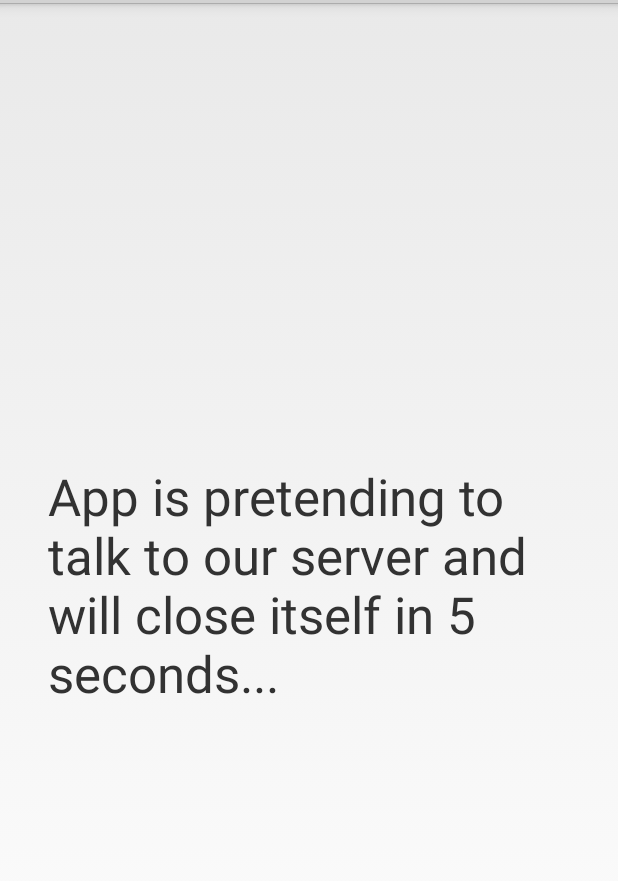
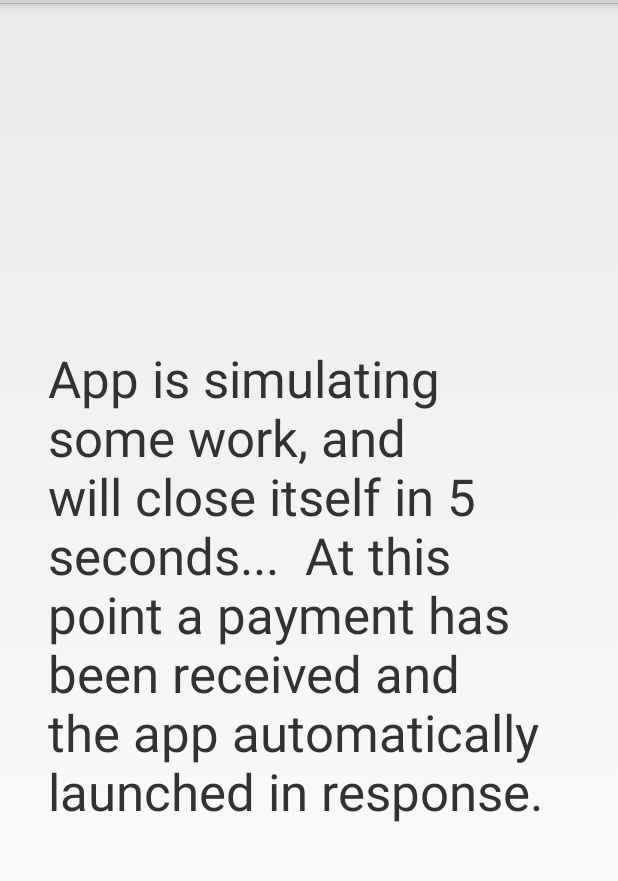
Before and after one commit to danielwilson1702/android-clover-flex-extensible-tender-bug, an Android app: the TransactionActivity screen opened directly, with no data from a screen before it, on a phone screen of 412 x 824 dp, the part 69-950 px from its top. Run offline under Robolectric (Android 15) with nearby library versions, the phone set to English and light mode, and no system bars.

Commit message:
Clearer 'simulating work' message

```diff
--- a/app/src/main/res/layout/activity_transaction.xml
+++ b/app/src/main/res/layout/activity_transaction.xml
@@ -9,6 +9,8 @@
         android:layout_centerInParent="true"
         android:layout_margin="32dp"
         android:textSize="34sp"
-        android:text="App is pretending to talk to our server and will close itself in 5 seconds..."/>
+        android:text="App is simulating some work, and will close itself in 5 seconds...
+
+At this point a payment has been received and the app automatically launched in response."/>
 
 </RelativeLayout>
```
